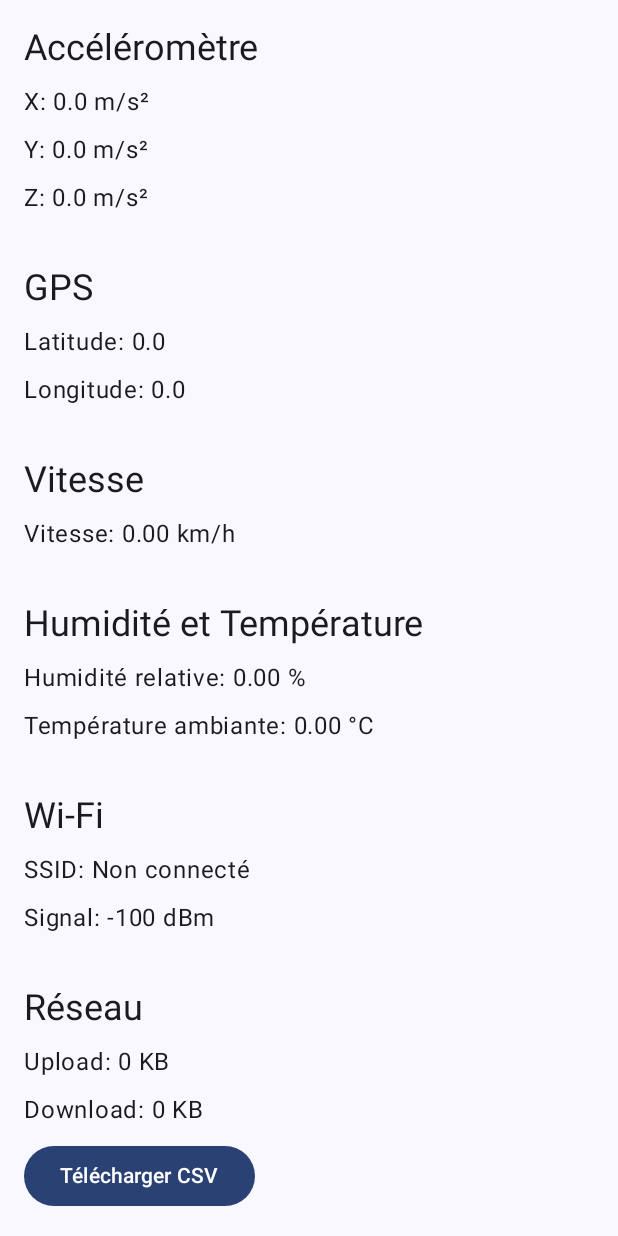
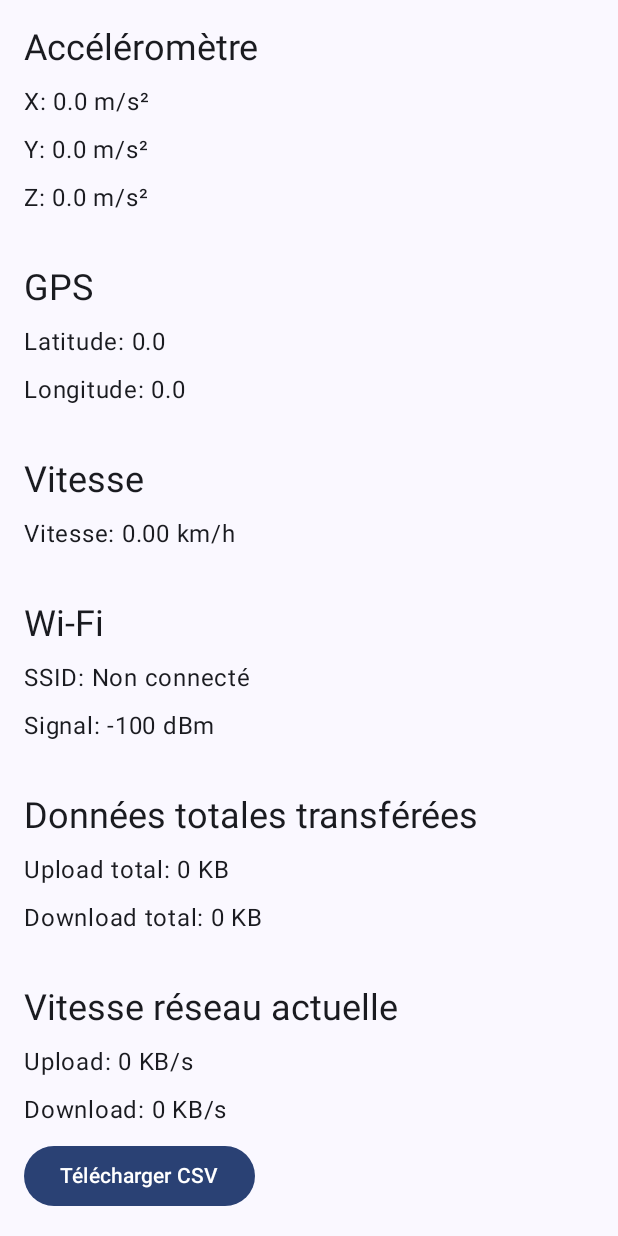
Before and after one commit to UnderBattle/Info0806Projet, an Android app built with Jetpack Compose: the screen it shows after launch (MainActivity), after a tap on "Télécharger CSV", on a phone screen of 412 x 824 dp. Run offline under Robolectric (Android 15) with nearby library versions, the phone set to English and light mode, and no system bars; libraries missing offline, so code that uses them is left out: com.chaquo.python; 5 statements that could not run were skipped.

Commit message:
Ca se développe

```diff
--- a/app/src/main/AndroidManifest.xml
+++ b/app/src/main/AndroidManifest.xml
@@ -5,6 +5,7 @@
     <uses-permission android:name="android.permission.ACCESS_COARSE_LOCATION"/>
     <uses-permission android:name="android.permission.FOREGROUND_SERVICE"/>
     <uses-permission android:name="android.permission.ACCESS_WIFI_STATE"/>
+    <uses-permission android:name="android.permission.INTERNET"/>
     <uses-permission android:name="android.permission.ACCESS_NETWORK_STATE"/>
     <uses-permission android:name="android.permission.ACCESS_FINE_LOCATION"/>
     <application
--- a/app/src/main/java/com/example/info0806projet/MainActivity.kt
+++ b/app/src/main/java/com/example/info0806projet/MainActivity.kt
@@ -32,50 +32,69 @@ import androidx.compose.ui.platform.LocalContext
 import androidx.compose.ui.tooling.preview.Preview
 import androidx.compose.ui.unit.dp
 import androidx.core.content.ContextCompat
+import com.chaquo.python.Python
+import com.chaquo.python.android.AndroidPlatform
 import com.example.info0806projet.ui.theme.Info0806ProjetTheme
 import kotlinx.coroutines.delay
 import kotlinx.coroutines.launch
 import java.io.File
 import java.io.FileOutputStream
 import java.io.OutputStreamWriter
+import java.text.SimpleDateFormat
+import java.util.*
 
 //Il faut une moyenne ecart type du réseau
+//Avoir zone recouverte par antenne
+//Rendre 2 avril et soutenance 24 avril
+//Broker Adresse : 194.57.103.203 Port : 1883 Topic : vehicle
 class MainActivity : ComponentActivity(), SensorEventListener, LocationListener {
-
+    /*private var humiditySensor: Sensor? = null
+    private var temperatureSensor: Sensor? = null
+    private var _humidity by mutableFloatStateOf(0f)
+    private var _temperature by mutableFloatStateOf(0f)*/
     private lateinit var sensorManager: SensorManager
     private var accelerometer: Sensor? = null
-    private var humiditySensor: Sensor? = null
-    private var temperatureSensor: Sensor? = null
-
     private var _accelX by mutableFloatStateOf(0f)
     private var _accelY by mutableFloatStateOf(0f)
     private var _accelZ by mutableFloatStateOf(0f)
-
-    private var _humidity by mutableFloatStateOf(0f)
-    private var _temperature by mutableFloatStateOf(0f)
-
     private lateinit var locationManager: LocationManager
     private var _latitude by mutableDoubleStateOf(0.0)
     private var _longitude by mutableDoubleStateOf(0.0)
     private var _vitesse by mutableDoubleStateOf(0.0) // Vitesse en km/h
-
     private var _wifiSSID by mutableStateOf("Non connecté")
     private var _wifiSignalStrength by mutableIntStateOf(0)
-
     private var _uploadSpeed by mutableLongStateOf(0L)
     private var _downloadSpeed by mutableLongStateOf(0L)
-
+    private var _uploadSpeedInstant by mutableLongStateOf(0L)
+    private var _downloadSpeedInstant by mutableLongStateOf(0L)
+    private var _uploadSpeedMoy by mutableLongStateOf(0L)
+    private var _downloadSpeedMoy by mutableLongStateOf(0L)
+    private var uploadDownloadedSession by mutableLongStateOf(0L)
+    private var downloadDownloadedSession by mutableLongStateOf(0L)
+    private var previousTxBytes by mutableLongStateOf(0L)
+    private var previousRxBytes by mutableLongStateOf(0L)
+    private var lastTimestamp by mutableLongStateOf(0L)
+    private var nCol by mutableIntStateOf(0)
     private val collectedData = mutableStateListOf<Map<String, Any>>()
 
     override fun onCreate(savedInstanceState: Bundle?) {
         super.onCreate(savedInstanceState)
+
+        if (!Python.isStarted()) {
+            Python.start(AndroidPlatform(this))
+        }
+
+        val py = Python.getInstance()
+        val module = py.getModule("script")
+        val result = module.callAttr("connect_mqtt").toString()
+        Log.d("MQTT", "Résultat du script MQTT : $result")
+
         requestPermissionsIfNeeded()
 
         sensorManager = getSystemService(SENSOR_SERVICE) as SensorManager
         accelerometer = sensorManager.getDefaultSensor(Sensor.TYPE_ACCELEROMETER)
-        humiditySensor = sensorManager.getDefaultSensor(Sensor.TYPE_RELATIVE_HUMIDITY)
-        temperatureSensor = sensorManager.getDefaultSensor(Sensor.TYPE_AMBIENT_TEMPERATURE)
-
+        //humiditySensor = sensorManager.getDefaultSensor(Sensor.TYPE_RELATIVE_HUMIDITY)
+        //temperatureSensor = sensorManager.getDefaultSensor(Sensor.TYPE_AMBIENT_TEMPERATURE)
         locationManager = getSystemService(LOCATION_SERVICE) as LocationManager
 
         setContent {
@@ -97,15 +116,19 @@ class MainActivity : ComponentActivity(), SensorEventListener, LocationListener
                                 "latitude" to _latitude,
                                 "longitude" to _longitude,
                                 "vitesse" to _vitesse,
-                                "humidity" to _humidity,
-                                "temperature" to _temperature,
+                                //"humidity" to _humidity,
+                                //"temperature" to _temperature,
                                 "wifiSSID" to _wifiSSID,
                                 "wifiSignalStrength" to _wifiSignalStrength,
                                 "uploadSpeed" to _uploadSpeed,
-                                "downloadSpeed" to _downloadSpeed
+                                "downloadSpeed" to _downloadSpeed,
+                                "uploadSpeedInstant" to _uploadSpeedInstant,
+                                "downloadSpeedInstant" to _downloadSpeedInstant,
+                                "uploadSpeedMoy" to _uploadSpeedMoy,
+                                "downloadSpeedMoy" to _downloadSpeedMoy
                             )
                         )
-                        delay(2000L) // Refresh toutes les 2 secondes
+                        delay(1000L) // Refresh toutes les 1 secondes
                     }
                 }
             }
@@ -118,8 +141,8 @@ class MainActivity : ComponentActivity(), SensorEventListener, LocationListener
                         latitude = _latitude,
                         longitude = _longitude,
                         vitesse = _vitesse,
-                        humidity = _humidity,
-                        temperature = _temperature,
+                        //humidity = _humidity,
+                        //temperature = _temperature,
                         wifiSSID = _wifiSSID,
                         wifiSignalStrength = _wifiSignalStrength,
                         uploadSpeed = _uploadSpeed,
@@ -137,12 +160,8 @@ class MainActivity : ComponentActivity(), SensorEventListener, LocationListener
         accelerometer?.let {
             sensorManager.registerListener(this, it, SensorManager.SENSOR_DELAY_UI)
         }
-        humiditySensor?.let {
-            sensorManager.registerListener(this, it, SensorManager.SENSOR_DELAY_UI)
-        }
-        temperatureSensor?.let {
-            sensorManager.registerListener(this, it, SensorManager.SENSOR_DELAY_UI)
-        }
+        //humiditySensor?.let {sensorManager.registerListener(this, it, SensorManager.SENSOR_DELAY_UI)}
+        //temperatureSensor?.let {sensorManager.registerListener(this, it, SensorManager.SENSOR_DELAY_UI)}
         val (ssid, signal) = getWifiInfo(this)
         _wifiSSID = ssid
         _wifiSignalStrength = signal
@@ -163,12 +182,8 @@ class MainActivity : ComponentActivity(), SensorEventListener, LocationListener
                     _accelY = it.values[1]
                     _accelZ = it.values[2]
                 }
-                Sensor.TYPE_RELATIVE_HUMIDITY -> {
-                    _humidity = it.values[0]
-                }
-                Sensor.TYPE_AMBIENT_TEMPERATURE -> {
-                    _temperature = it.values[0]
-                }
+                //Sensor.TYPE_RELATIVE_HUMIDITY -> {_humidity = it.values[0]}
+                //Sensor.TYPE_AMBIENT_TEMPERATURE -> {_temperature = it.values[0]}
             }
         }
     }
@@ -186,7 +201,6 @@ class MainActivity : ComponentActivity(), SensorEventListener, LocationListener
         _latitude = location.latitude
         _longitude = location.longitude
         _vitesse = location.speed * 3.6 // Convertir m/s en km/h
-
         Log.d("GPS", "Latitude: $_latitude, Longitude: $_longitude, Vitesse brute: ${location.speed} m/s - Vitesse km/h: $_vitesse")
         Log.d("GPS", "Précision du GPS: ${location.accuracy} mètres")
     }
@@ -195,7 +209,6 @@ class MainActivity : ComponentActivity(), SensorEventListener, LocationListener
     private fun getWifiInfo(context: Context): Pair<String, Int> {
         val wifiManager = context.applicationContext.getSystemService(Context.WIFI_SERVICE) as WifiManager
         val connectivityManager = context.getSystemService(Context.CONNECTIVITY_SERVICE) as ConnectivityManager
-
         val network = connectivityManager.activeNetwork
         val capabilities = connectivityManager.getNetworkCapabilities(network)
 
@@ -216,11 +229,37 @@ class MainActivity : ComponentActivity(), SensorEventListener, LocationListener
     }
 
     private fun getNetworkStats() {
-        val txBytes = TrafficStats.getTotalTxBytes()
-        val rxBytes = TrafficStats.getTotalRxBytes()
-        _uploadSpeed = txBytes / 1024 // en KB
-        _downloadSpeed = rxBytes / 1024 // en KB
+        val currentTxBytes = TrafficStats.getTotalTxBytes()
+        val currentRxBytes = TrafficStats.getTotalRxBytes()
+        val currentTime = System.currentTimeMillis()
+
+        _uploadSpeed = currentTxBytes / 1024 // Total upload en KB
+        _downloadSpeed = currentRxBytes / 1024 // Total download en KB
+
+        if (previousTxBytes == 0L || previousRxBytes == 0L) {
+            previousTxBytes = currentTxBytes
+            previousRxBytes = currentRxBytes
+            lastTimestamp = currentTime
+            return
+        }
+
+        val timeDiff = (currentTime - lastTimestamp) / 1000.0 // Convertir en secondes
+        if (timeDiff > 0) {
+            nCol += 1
+            _uploadSpeedInstant = ((currentTxBytes - previousTxBytes) / 1024.0 / timeDiff).toLong()
+            _downloadSpeedInstant = ((currentRxBytes - previousRxBytes) / 1024.0 / timeDiff).toLong()
+            uploadDownloadedSession += _uploadSpeedInstant
+            _uploadSpeedMoy = (uploadDownloadedSession / nCol)
+            downloadDownloadedSession += _downloadSpeedInstant
+            _downloadSpeedMoy = (downloadDownloadedSession / nCol)
+        }
+        previousTxBytes = currentTxBytes
+        previousRxBytes = currentRxBytes
+        lastTimestamp = currentTime
+        Log.d("NetworkStats", "Upload Total: $_uploadSpeed KB, Download Total: $_downloadSpeed KB")
+        Log.d("NetworkStats", "Vitesse Upload: $_uploadSpeedInstant KB/s, Vitesse Download: $_downloadSpeedInstant KB/s")
     }
+
     private fun requestPermissionsIfNeeded() {
         val permissions = mutableListOf<String>()
         if (ContextCompat.checkSelfPermission(this, Manifest.permission.ACCESS_FINE_LOCATION) != PackageManager.PERMISSION_GRANTED) {
@@ -235,20 +274,21 @@ class MainActivity : ComponentActivity(), SensorEventListener, LocationListener
         val nomFichier = "donnees_capteurs.csv"
         val dossierTelechargements = Environment.getExternalStoragePublicDirectory(Environment.DIRECTORY_DOWNLOADS)
         val fichier = File(dossierTelechargements, nomFichier)
-
         try {
             val outputStream = FileOutputStream(fichier)
             val writer = OutputStreamWriter(outputStream)
 
             // En-tête du fichier CSV
-            writer.append("Temps,Latitude,Longitude,Vitesse,AccélérationX,AccélérationY,AccélérationZ,Humidité,Température,WiFi SSID,Signal WiFi,Upload KB,Download KB\n")
-
-            // Ajouter une ligne de données (à adapter avec tes variables)
-            writer.append("${System.currentTimeMillis()},$_latitude,$_longitude,$_vitesse,$_accelX,$_accelY,$_accelZ,$_humidity,$_temperature,$_wifiSSID,$_wifiSignalStrength,$_uploadSpeed,$_downloadSpeed\n")
-
+            //writer.append("Temps, Temps Lisible, Latitude,Longitude,Vitesse,AccélérationX,AccélérationY,AccélérationZ,Humidité,Température,WiFi SSID,Signal WiFi,Upload KB,Download KB, Upload Vitesse KB/s,Download Vitesse KB/s\n")
+            writer.append("Temps,Temps Lisible,Latitude,Longitude,Vitesse,AccélérationX,AccélérationY,AccélérationZ,WiFi SSID,Signal WiFi,Upload Total KB,Download Total KB,Upload Vitesse KB/s,Download Vitesse KB/s, Upload Vitesse Moyenne KB/s, Download Vitesse Moyenne KB/s\n")
+            for (data in collectedData) {
+                val timestamp = data["timestamp"] as Long
+                val readableTime = SimpleDateFormat("yyyy-MM-dd HH:mm:ss", Locale.getDefault()).format(Date(timestamp))
+                //writer.append("${data["timestamp"]}, $readableTime,${data["latitude"]},${data["longitude"]},${data["vitesse"]},${data["accelX"]},${data["accelY"]},${data["accelZ"]},${data["humidity"]},${data["temperature"]},${data["wifiSSID"]},${data["wifiSignalStrength"]},${data["uploadSpeed"]},${data["downloadSpeed"]}, $_uploadSpeedInstant,$_downloadSpeedInstant\n")
+                writer.append("${data["timestamp"]},$readableTime,${data["latitude"]},${data["longitude"]},${data["vitesse"]},${data["accelX"]},${data["accelY"]},${data["accelZ"]},${data["wifiSSID"]},${data["wifiSignalStrength"]},${data["uploadSpeed"]},${data["downloadSpeed"]},${data["uploadSpeedInstant"]},${data["downloadSpeedInstant"]},${data["uploadSpeedMoy"]},${data["downloadSpeedMoy"]}\n")
+            }
             writer.flush()
             writer.close()
-
             Log.d("CSV", "Fichier CSV enregistré : ${fichier.absolutePath}")
         } catch (e: Exception) {
             Log.e("CSV", "Erreur lors de l'enregistrement du fichier CSV", e)
@@ -263,8 +303,8 @@ class MainActivity : ComponentActivity(), SensorEventListener, LocationListener
         latitude: Double,
         longitude: Double,
         vitesse: Double,
-        humidity: Float,
-        temperature: Float,
+        /*humidity: Float,
+        temperature: Float,*/
         wifiSSID: String,
         wifiSignalStrength: Int,
         uploadSpeed: Long,
@@ -273,13 +313,11 @@ class MainActivity : ComponentActivity(), SensorEventListener, LocationListener
     ) {
         RequestPermissions()
         val context = LocalContext.current
-
         val locationPermissionLauncher = rememberLauncherForActivityResult(ActivityResultContracts.RequestPermission()) { isGranted ->
             if (!isGranted) {
                 Log.e("GPS", "Permission de localisation refusée")
             }
         }
-
         LaunchedEffect(Unit) {
             if (ContextCompat.checkSelfPermission(context, Manifest.permission.ACCESS_FINE_LOCATION) != PackageManager.PERMISSION_GRANTED) {
                 locationPermissionLauncher.launch(Manifest.permission.ACCESS_FINE_LOCATION)
@@ -296,38 +334,38 @@ class MainActivity : ComponentActivity(), SensorEventListener, LocationListener
             Text(text = "Z: $accelZ m/s²")
 
             Spacer(modifier = Modifier.height(16.dp))
-
             Text(text = "GPS", style = MaterialTheme.typography.headlineSmall)
             Text(text = "Latitude: $latitude")
             Text(text = "Longitude: $longitude")
 
             Spacer(modifier = Modifier.height(16.dp))
-
             Text(text = "Vitesse", style = MaterialTheme.typography.headlineSmall)
             Text(text = "Vitesse: ${"%.2f".format(vitesse)} km/h")
 
-            Spacer(modifier = Modifier.height(16.dp))
-
+            /*Spacer(modifier = Modifier.height(16.dp))
             Text(text = "Humidité et Température", style = MaterialTheme.typography.headlineSmall)
             Text(text = "Humidité relative: ${"%.2f".format(humidity)} %")
-            Text(text = "Température ambiante: ${"%.2f".format(temperature)} °C")
+            Text(text = "Température ambiante: ${"%.2f".format(temperature)} °C")*/
 
             Spacer(modifier = Modifier.height(16.dp))
-
             Text(text = "Wi-Fi", style = MaterialTheme.typography.headlineSmall)
             Text(text = "SSID: $wifiSSID")
             Text(text = "Signal: $wifiSignalStrength dBm")
 
             Spacer(modifier = Modifier.height(16.dp))
+            Text(text = "Données totales transférées", style = MaterialTheme.typography.headlineSmall)
+            Text(text = "Upload total: $uploadSpeed KB")
+            Text(text = "Download total: $downloadSpeed KB")
 
-            Text(text = "Réseau", style = MaterialTheme.typography.headlineSmall)
-            Text(text = "Upload: $uploadSpeed KB")
-            Text(text = "Download: $downloadSpeed KB")
+            Spacer(modifier = Modifier.height(16.dp))
+
+            Text(text = "Vitesse réseau actuelle", style = MaterialTheme.typography.headlineSmall)
+            Text(text = "Upload: $_uploadSpeedInstant KB/s")
+            Text(text = "Download: $_downloadSpeedInstant KB/s")
 
             Button(onClick = { sauvegarderCSV() }) {
                 Text(text = "Télécharger CSV")
             }
-
         }
     }
 
@@ -341,7 +379,6 @@ class MainActivity : ComponentActivity(), SensorEventListener, LocationListener
                 Log.e("WiFi", "Permission de localisation refusée. Impossible d'afficher l'SSID.")
             }
         }
-
         LaunchedEffect(Unit) {
             if (ContextCompat.checkSelfPermission(context, Manifest.permission.ACCESS_FINE_LOCATION) != PackageManager.PERMISSION_GRANTED) {
                 locationPermissionLauncher.launch(Manifest.permission.ACCESS_FINE_LOCATION)
@@ -360,8 +397,8 @@ class MainActivity : ComponentActivity(), SensorEventListener, LocationListener
                 latitude = 48.8566,
                 longitude = 2.3522,
                 vitesse = 10.5,
-                humidity = 60f,
-                temperature = 22.5F,
+                //humidity = 60f,
+                //temperature = 22.5F,
                 wifiSSID = "Exemple_WiFi",
                 wifiSignalStrength = -50,
                 uploadSpeed = 1024, // 1 Mo
--- a/build.gradle.kts
+++ b/build.gradle.kts
@@ -3,4 +3,5 @@ plugins {
     alias(libs.plugins.android.application) apply false
     alias(libs.plugins.kotlin.android) apply false
     alias(libs.plugins.kotlin.compose) apply false
+    id("com.chaquo.python") version "16.0.0" apply false
 }
--- a/gradle/libs.versions.toml
+++ b/gradle/libs.versions.toml
@@ -7,7 +7,7 @@ junitVersion = "1.2.1"
 espressoCore = "3.6.1"
 lifecycleRuntimeKtx = "2.8.7"
 activityCompose = "1.10.0"
-composeBom = "2024.04.01"
+composeBom = "2025.02.00"
 
 [libraries]
 androidx-core-ktx = { group = "androidx.core", name = "core-ktx", version.ref = "coreKtx" }
--- a/settings.gradle.kts
+++ b/settings.gradle.kts
@@ -16,6 +16,7 @@ dependencyResolutionManagement {
     repositories {
         google()
         mavenCentral()
+        maven { url = uri("https://chaquo.com/maven") }
     }
 }
 
```
Also changed, not shown: app/build.gradle.kts (+13 -0 lines).
